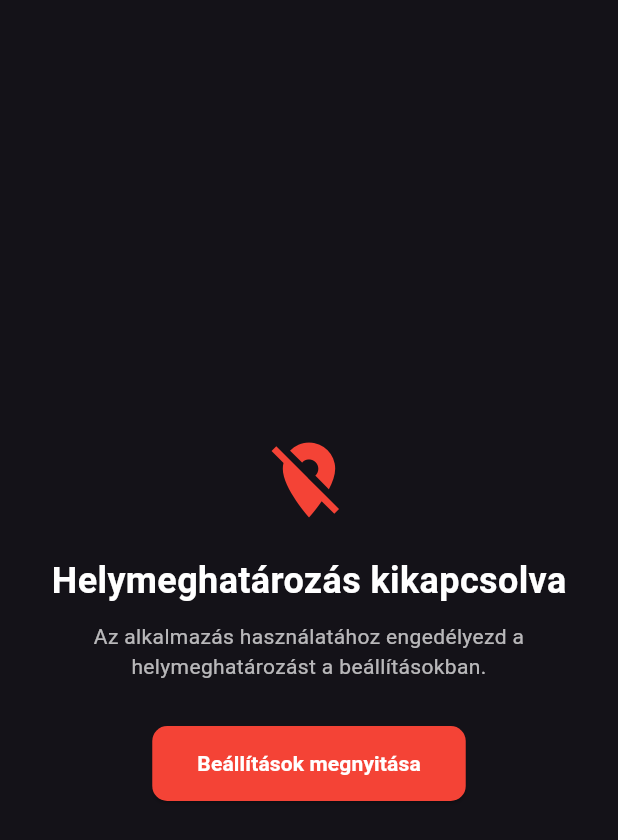
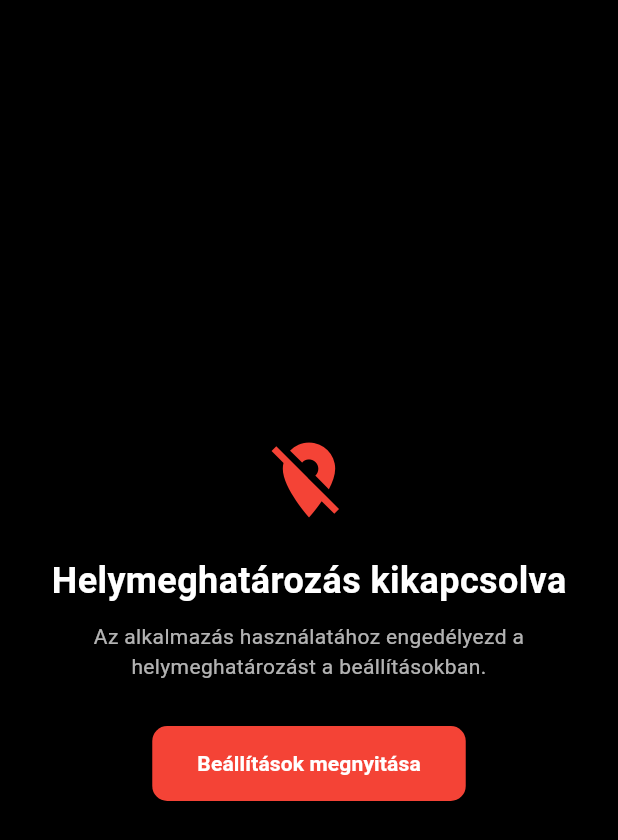
Before and after one commit to taalnorbert/dyno2, a Flutter app: the LocationDisabledScreen screen opened directly, on a phone screen of 412 x 824 dp. Shown: the top 840 px of the screen. Run offline on Flutter 3.47's test engine with Material 3 defaults, Android fonts, the phone set to English and light mode, and no system bars; our stand-ins replace cloud_firestore, firebase_auth, firebase_core, fluttertoast, geolocator, google_fonts and 3 more; accounts and stored records are empty; generated files the repository leaves out were written again.

Commit message:
BUGFIX - Location disabled screen

```diff
--- a/lib/speed_meter/widgets/location_disabled_screen.dart
+++ b/lib/speed_meter/widgets/location_disabled_screen.dart
@@ -6,7 +6,10 @@ class LocationDisabledScreen extends StatelessWidget {
 
   @override
   Widget build(BuildContext context) {
-    return Column(
+    return Scaffold(
+      backgroundColor: Colors.black,
+      body: Center(
+        child: Column(
           mainAxisAlignment: MainAxisAlignment.center,
           children: [
             const Icon(
@@ -24,12 +27,15 @@ class LocationDisabledScreen extends StatelessWidget {
               ),
             ),
             const SizedBox(height: 10),
-        const Text(
+            const Padding(
+              padding: EdgeInsets.symmetric(horizontal: 20),
+              child: Text(
                 "Az alkalmazás használatához engedélyezd a helymeghatározást a beállításokban.",
                 textAlign: TextAlign.center,
                 style: TextStyle(
                   fontSize: 14,
                   color: Colors.white70,
+                ),
               ),
             ),
             const SizedBox(height: 30),
@@ -40,7 +46,8 @@ class LocationDisabledScreen extends StatelessWidget {
               style: ElevatedButton.styleFrom(
                 backgroundColor: Colors.red,
                 foregroundColor: Colors.white,
-            padding: const EdgeInsets.symmetric(horizontal: 30, vertical: 15),
+                padding:
+                    const EdgeInsets.symmetric(horizontal: 30, vertical: 15),
                 shape: RoundedRectangleBorder(
                   borderRadius: BorderRadius.circular(10),
                 ),
@@ -54,6 +61,8 @@ class LocationDisabledScreen extends StatelessWidget {
               ),
             ),
           ],
+        ),
+      ),
     );
   }
 }
```
Also changed, not shown: lib/main.dart (+10 -13 lines), lib/providers/speed_provider.dart (+37 -21 lines). Lines whose indentation alone changed are shown as unchanged.
